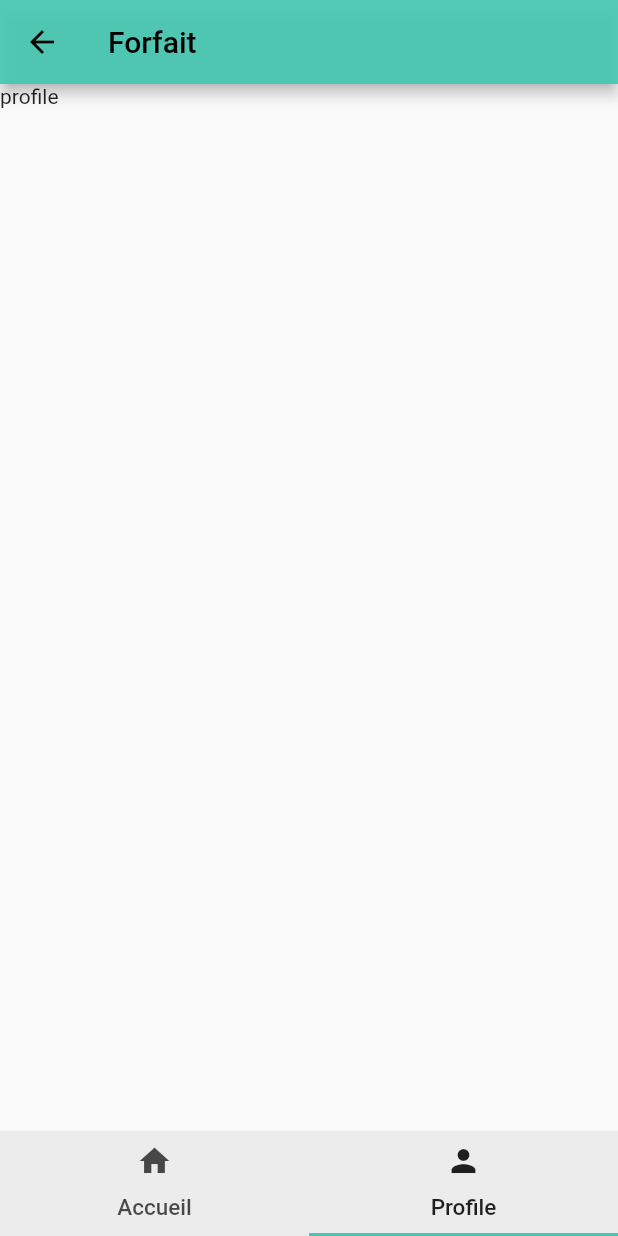
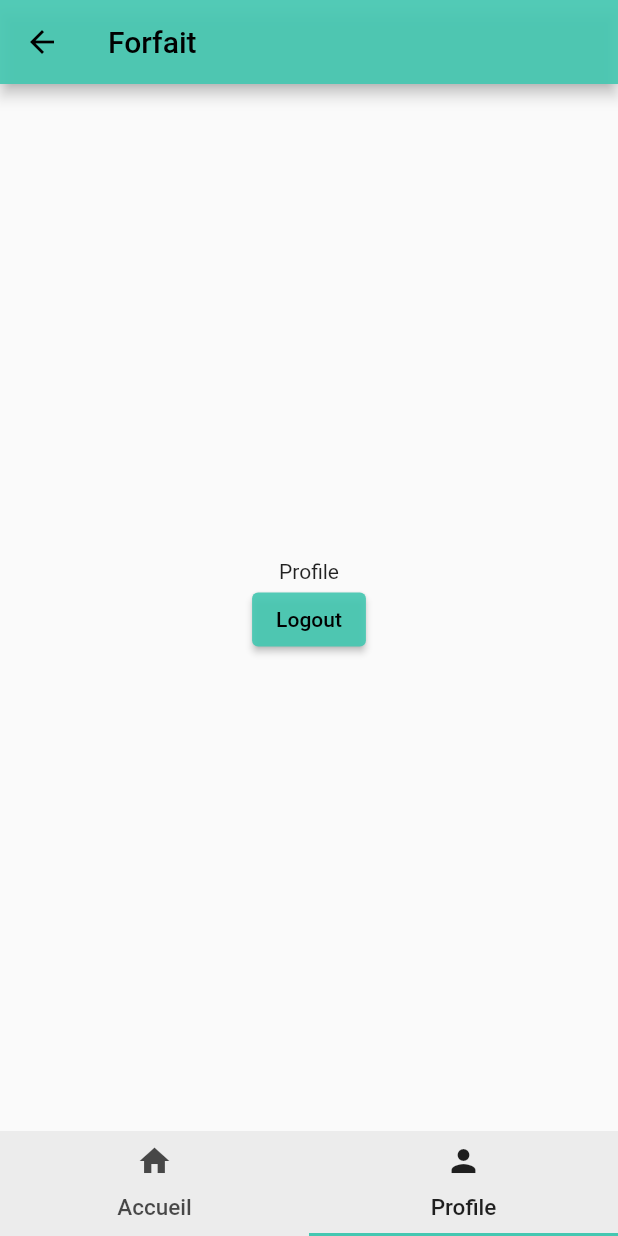
Before and after one commit to FYHNJ/forfait_mo50, a Flutter app: the MyHomePage screen opened directly, tab 2 chosen, on a phone screen of 412 x 824 dp. Run offline on Flutter 3.47's test engine with Material 2 defaults, Android fonts, the light colour scheme and no system bars.

Commit message:
add the return button in Profile

```diff
--- a/lib/Loginpage.dart
+++ b/lib/Loginpage.dart
@@ -1,3 +1,5 @@
+// ignore_for_file: file_names, library_private_types_in_public_api
+
 import 'package:flutter/material.dart';
 import 'package:forfait_mo50/main.dart';
 
--- a/lib/Profile/profile.dart
+++ b/lib/Profile/profile.dart
@@ -1,4 +1,5 @@
 import 'package:flutter/material.dart';
+import 'package:forfait_mo50/Loginpage.dart';
 
 class Profile extends StatefulWidget{
 
@@ -6,14 +7,24 @@ class Profile extends StatefulWidget{
 
   @override
   // ignore: library_private_types_in_public_api
-   createState() {
-    return _Profile();
+  _Profile createState() =>_Profile();
   }
-}
+
 
 class _Profile extends State<Profile>{
     @override
     Widget build(BuildContext context){
-      return const Text('profile');
+      return Column(
+        mainAxisAlignment: MainAxisAlignment.center,
+        children: [
+          const Text('Profile'),
+          ElevatedButton(
+            onPressed:(){
+              Navigator.pushReplacement(context, MaterialPageRoute(builder: (context)=>const LoginPage()));
+            },
+            child: const Text('Logout'),
+          )
+        ],
+      );
     }
 }
```
